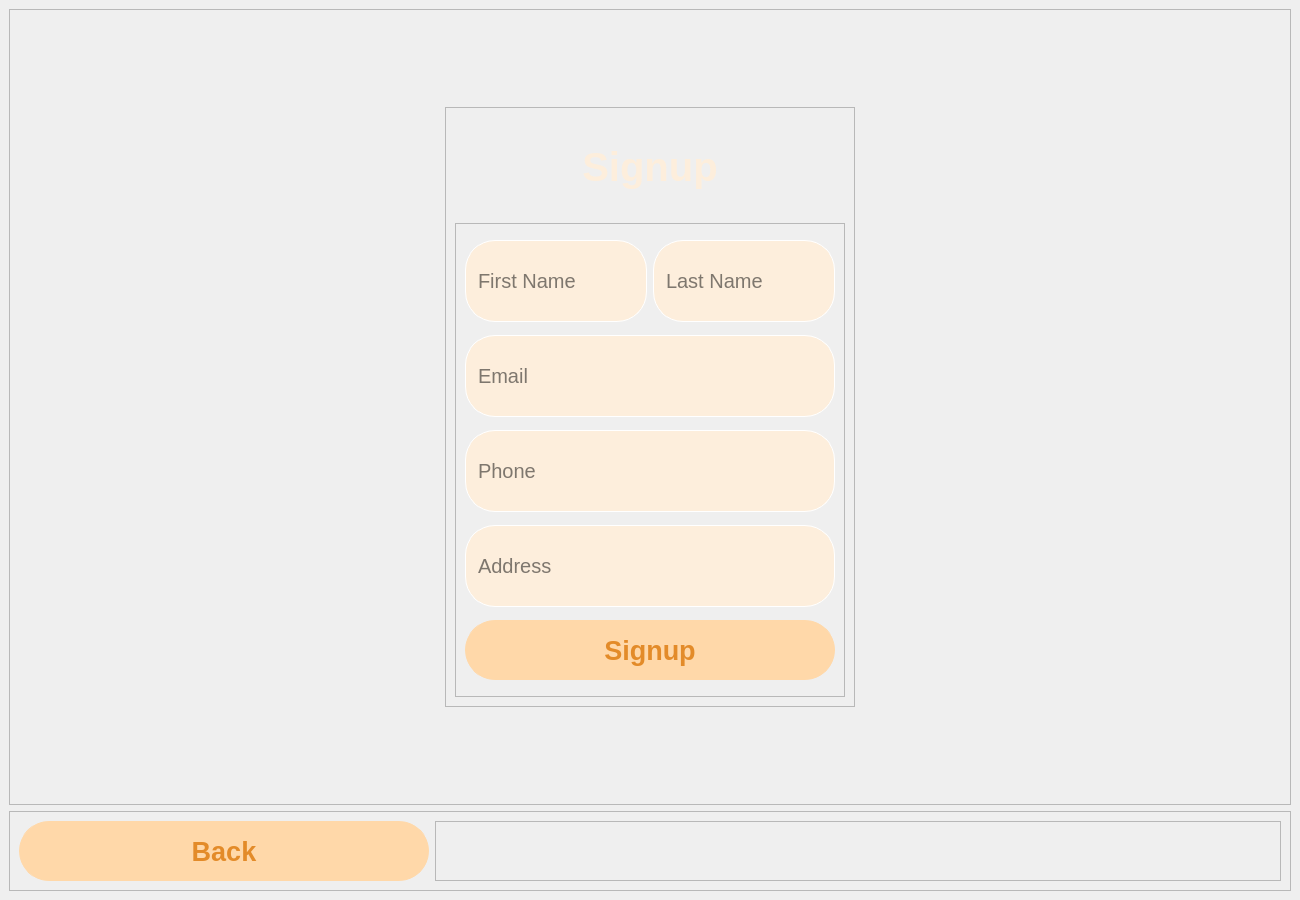
esraa-emary/Task-Worker-Matching, file Forms/signup.ui: the form before one commit.
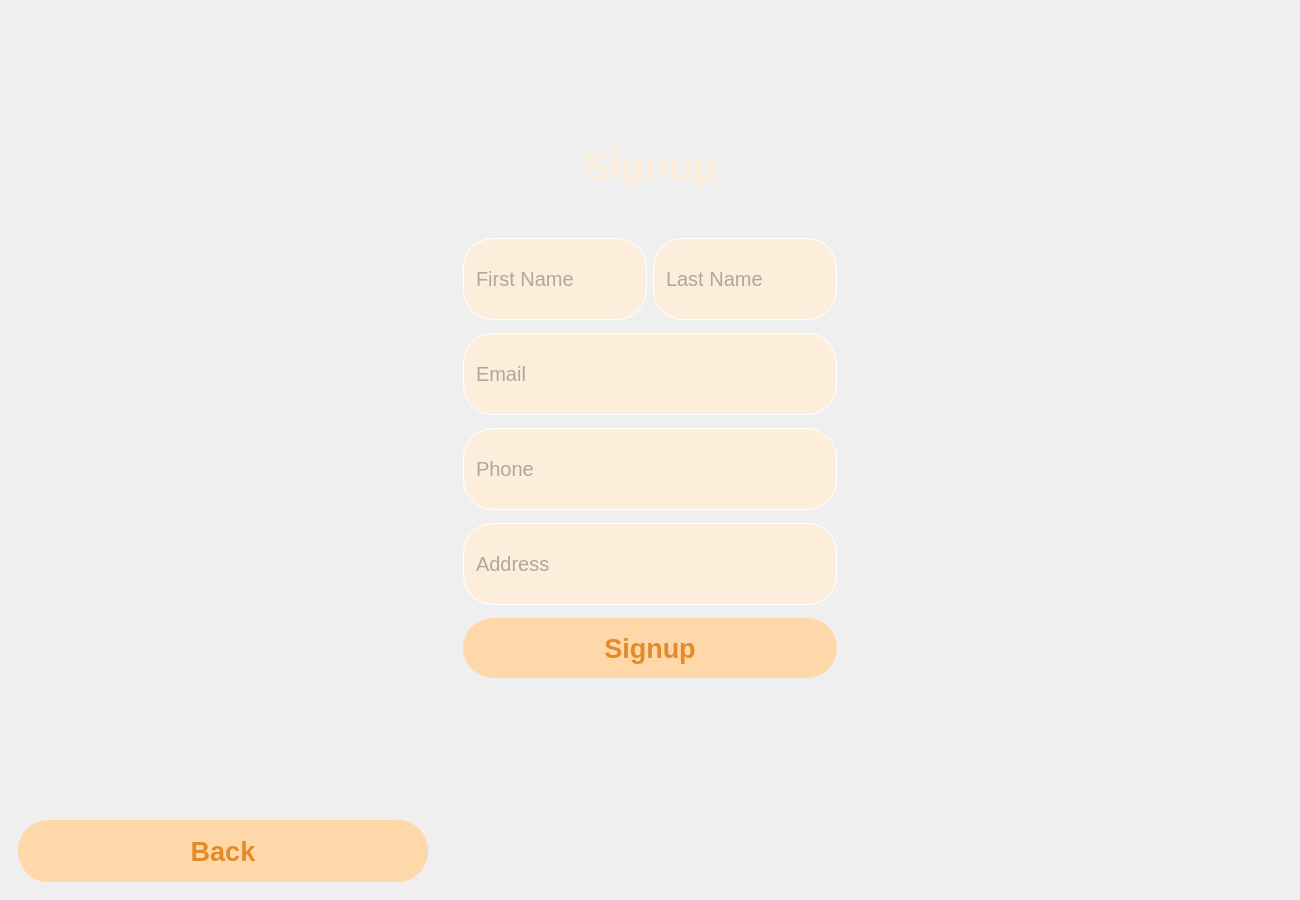
The form after the commit.

```diff
--- a/Forms/signup.ui
+++ b/Forms/signup.ui
@@ -17,6 +17,24 @@
    <string notr="true"/>
   </property>
   <widget class="QWidget" name="centralwidget">
+   <property name="styleSheet">
+    <string notr="true">#centralwidget {
+    background: qradialgradient(
+        cx: 0.5, cy: 0.5,
+        fx: 0.5, fy: 0.5,
+        radius: 0.5,
+        stop: 0.2981 rgba(241, 166, 97, 255),
+        stop: 1 rgba(227, 139, 41, 255)
+    );
+}
+QFrame {
+    background: transparent;
+    border: none;
+}
+QLineEdit{
+	color: rgb(0, 0, 0,0.6);
+}</string>
+   </property>
    <layout class="QGridLayout" name="gridLayout">
     <item row="1" column="0">
      <widget class="QFrame" name="frame_5">
```
